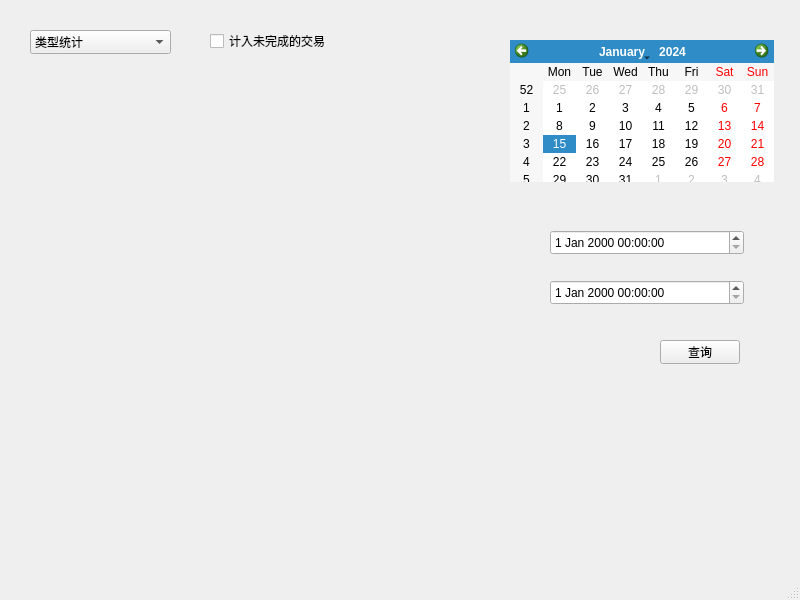
First picture: the form in mainwindow.ui, repository Harry-Chen/OOP-Cash, before the edit.
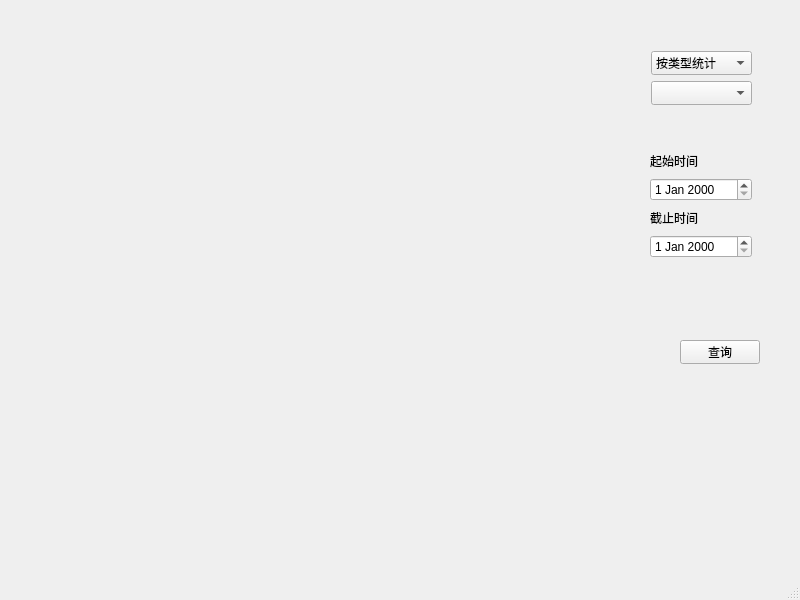
Second picture: the form after the edit. Custom widgets are drawn as their Qt base class.

```diff
--- a/mainwindow.ui
+++ b/mainwindow.ui
@@ -10,6 +10,12 @@
     <height>600</height>
    </rect>
   </property>
+  <property name="minimumSize">
+   <size>
+    <width>800</width>
+    <height>600</height>
+   </size>
+  </property>
   <property name="windowTitle">
    <string>MainWindow</string>
   </property>
@@ -24,40 +30,10 @@
      </rect>
     </property>
    </widget>
-   <widget class="QDateTimeEdit" name="timeFrom">
-    <property name="geometry">
-     <rect>
-      <x>550</x>
-      <y>230</y>
-      <width>194</width>
-      <height>25</height>
-     </rect>
-    </property>
-   </widget>
-   <widget class="QDateTimeEdit" name="timeTo">
-    <property name="geometry">
-     <rect>
-      <x>550</x>
-      <y>280</y>
-      <width>194</width>
-      <height>25</height>
-     </rect>
-    </property>
-   </widget>
-   <widget class="QCalendarWidget" name="calendar">
-    <property name="geometry">
-     <rect>
-      <x>510</x>
-      <y>40</y>
-      <width>264</width>
-      <height>142</height>
-     </rect>
-    </property>
-   </widget>
    <widget class="QPushButton" name="Do">
     <property name="geometry">
      <rect>
-      <x>660</x>
+      <x>680</x>
       <y>340</y>
       <width>80</width>
       <height>24</height>
@@ -70,15 +46,15 @@
    <widget class="QComboBox" name="Type">
     <property name="geometry">
      <rect>
-      <x>30</x>
-      <y>30</y>
-      <width>141</width>
+      <x>651</x>
+      <y>51</y>
+      <width>101</width>
       <height>24</height>
      </rect>
     </property>
     <item>
      <property name="text">
-      <string>类型统计</string>
+      <string>按类型统计</string>
      </property>
     </item>
     <item>
@@ -92,18 +68,53 @@
      </property>
     </item>
    </widget>
-   <widget class="QCheckBox" name="unfinished">
+   <widget class="QComboBox" name="comboBox">
     <property name="geometry">
      <rect>
-      <x>210</x>
-      <y>30</y>
-      <width>141</width>
-      <height>22</height>
+      <x>651</x>
+      <y>81</y>
+      <width>101</width>
+      <height>24</height>
      </rect>
     </property>
-    <property name="text">
-     <string>计入未完成的交易</string>
+    <property name="autoFillBackground">
+     <bool>false</bool>
     </property>
+    <property name="editable">
+     <bool>false</bool>
+    </property>
+   </widget>
+   <widget class="QWidget" name="">
+    <property name="geometry">
+     <rect>
+      <x>650</x>
+      <y>150</y>
+      <width>102</width>
+      <height>108</height>
+     </rect>
+    </property>
+    <layout class="QVBoxLayout" name="Date">
+     <item>
+      <widget class="QLabel" name="label">
+       <property name="text">
+        <string>起始时间</string>
+       </property>
+      </widget>
+     </item>
+     <item>
+      <widget class="QDateEdit" name="timeFrom"/>
+     </item>
+     <item>
+      <widget class="QLabel" name="label_2">
+       <property name="text">
+        <string>截止时间</string>
+       </property>
+      </widget>
+     </item>
+     <item>
+      <widget class="QDateEdit" name="timeTo"/>
+     </item>
+    </layout>
    </widget>
   </widget>
   <widget class="QMenuBar" name="menubar">
```
Left out of the diff: 10 changed lines with no effect on the pictures.
